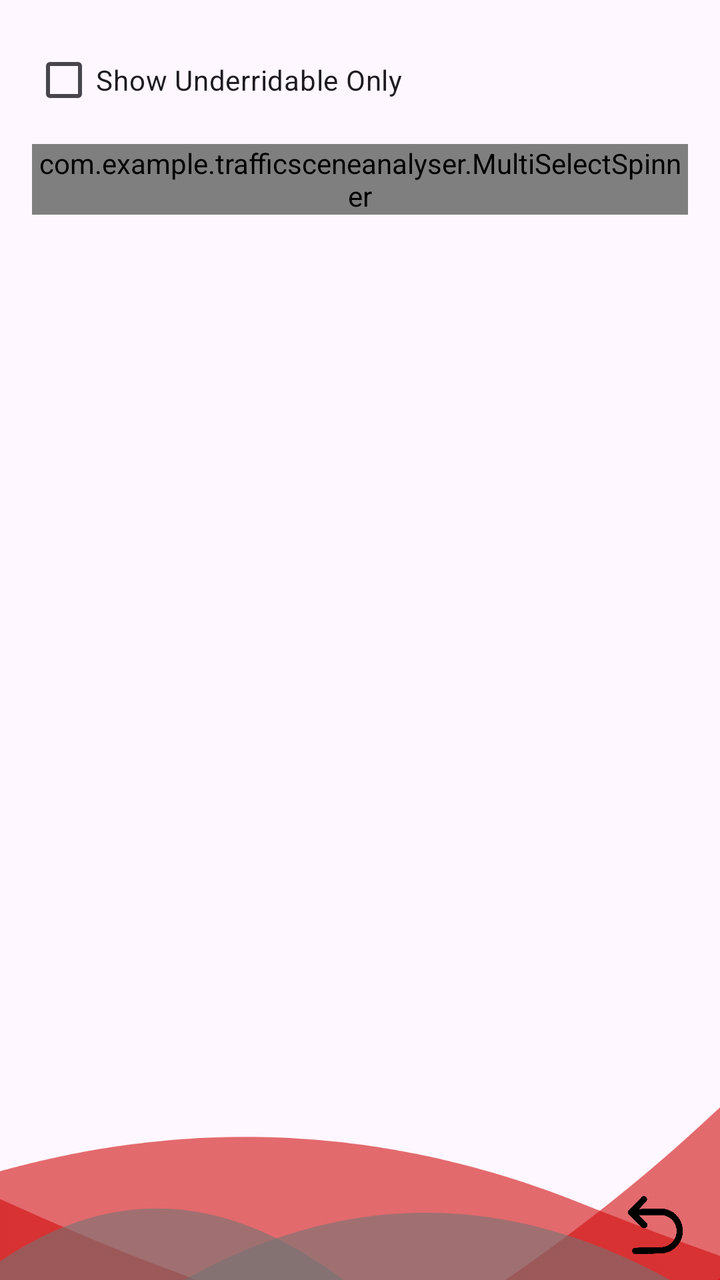
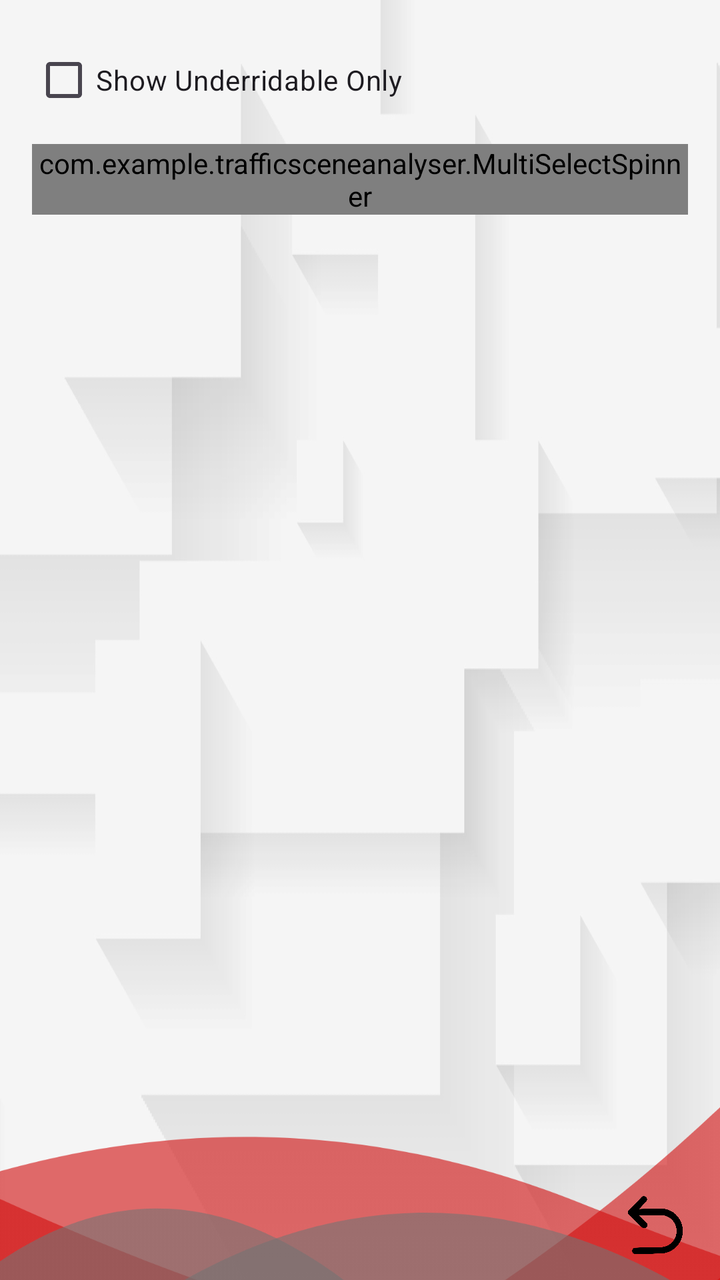

Compare the two renders of this Android layout. The source of the first and the diff that turns it into the second are given below.
<!-- AndroidManifest.xml: application theme Theme.TrafficSceneAnalyser -->
<!-- res/layout/activity_history.xml -->
<?xml version="1.0" encoding="utf-8"?>
<androidx.constraintlayout.widget.ConstraintLayout xmlns:android="http://schemas.android.com/apk/res/android"
    xmlns:app="http://schemas.android.com/apk/res-auto"
    xmlns:tools="http://schemas.android.com/tools"
    android:id="@+id/main"
    android:layout_width="match_parent"
    android:layout_height="match_parent"
    tools:context=".HistoryActivity">

    <ImageView
        android:id="@+id/imageView8"
        android:layout_width="486dp"
        android:layout_height="689dp"
        android:rotationY="180"
        app:layout_constraintBottom_toBottomOf="parent"
        app:layout_constraintEnd_toEndOf="parent"
        app:layout_constraintHorizontal_bias="0.0"
        app:layout_constraintStart_toStartOf="parent"
        app:layout_constraintTop_toTopOf="parent"
        app:layout_constraintVertical_bias="1.0"
        app:srcCompat="@drawable/bottomlayout" />

    <ImageButton
        android:id="@+id/backButton"
        android:layout_width="64dp"
        android:layout_height="55dp"
        android:backgroundTint="#00FFFFFF"
        android:scaleType="fitCenter"
        app:layout_constraintBottom_toBottomOf="parent"
        app:layout_constraintEnd_toEndOf="parent"
        app:layout_constraintHorizontal_bias="0.8"
        app:layout_constraintTop_toBottomOf="@+id/recyclerView"
        app:srcCompat="@drawable/backbutton" />

    <LinearLayout
        android:id="@+id/filterLayout"
        android:layout_width="0dp"
        android:layout_height="wrap_content"
        android:orientation="vertical"
        app:layout_constraintTop_toTopOf="parent"
        app:layout_constraintStart_toStartOf="parent"
        app:layout_constraintEnd_toEndOf="parent"
        android:padding="16dp">

        <CheckBox
            android:id="@+id/filterCheckbox"
            android:layout_width="wrap_content"
            android:layout_height="wrap_content"
            android:text="Show Underridable Only" />

        <com.example.trafficsceneanalyser.MultiSelectSpinner
            android:id="@+id/modelSpinner"
            android:layout_width="match_parent"
            android:layout_height="wrap_content"
            android:layout_marginTop="8dp"
            android:layout_marginBottom="8dp" />
    </LinearLayout>

    <androidx.recyclerview.widget.RecyclerView
        android:id="@+id/recyclerView"
        android:layout_width="0dp"
        android:layout_height="0dp"
        android:layout_marginTop="8dp"
        app:layout_constraintEnd_toEndOf="parent"
        app:layout_constraintStart_toStartOf="parent"
        app:layout_constraintTop_toBottomOf="@id/filterLayout"
        app:layout_constraintBottom_toTopOf="@id/backButton" />

</androidx.constraintlayout.widget.ConstraintLayout>
<!-- resources referenced by this layout -->
<resources>
  <!-- drawable backbutton: png bitmap (drawable, 27156 bytes) -->
  <!-- drawable bottomlayout: png bitmap (drawable-hdpi, 51256 bytes) -->
  <style name="Theme.TrafficSceneAnalyser" parent="Base.Theme.TrafficSceneAnalyser" />
  <style name="Base.Theme.TrafficSceneAnalyser" parent="Theme.Material3.DayNight.NoActionBar">
          
          
      </style>
</resources>

<!-- the commit's change to res/layout/activity_history.xml (unified diff, before → after) -->
@@ -5,7 +5,8 @@
     android:id="@+id/main"
     android:layout_width="match_parent"
     android:layout_height="match_parent"
-    tools:context=".HistoryActivity">
+    tools:context=".HistoryActivity"
+    android:background="@drawable/background" >
 
     <ImageView
         android:id="@+id/imageView8"
<!-- resource entries referenced after the edit -->
@@ -1,6 +1,7 @@
 <!-- resources referenced by this layout -->
 <resources>
   <!-- drawable backbutton: png bitmap (drawable, 27156 bytes) -->
+  <!-- drawable background: png bitmap (drawable-hdpi, 37305 bytes) -->
   <!-- drawable bottomlayout: png bitmap (drawable-hdpi, 51256 bytes) -->
   <style name="Theme.TrafficSceneAnalyser" parent="Base.Theme.TrafficSceneAnalyser" />
   <style name="Base.Theme.TrafficSceneAnalyser" parent="Theme.Material3.DayNight.NoActionBar">
